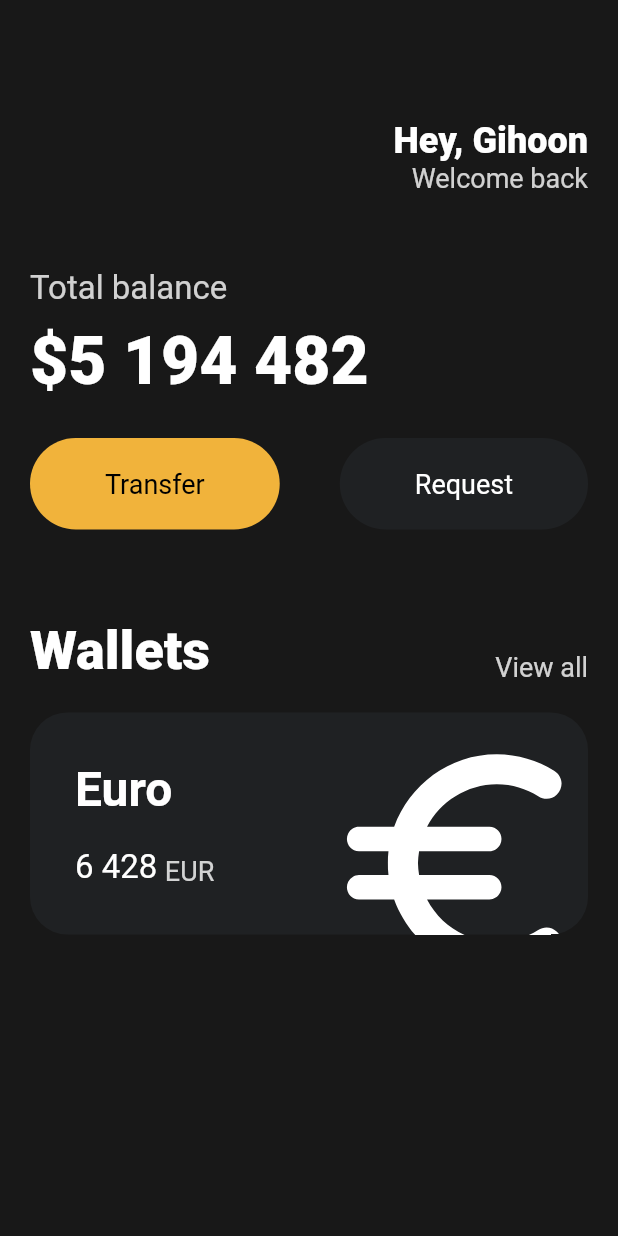
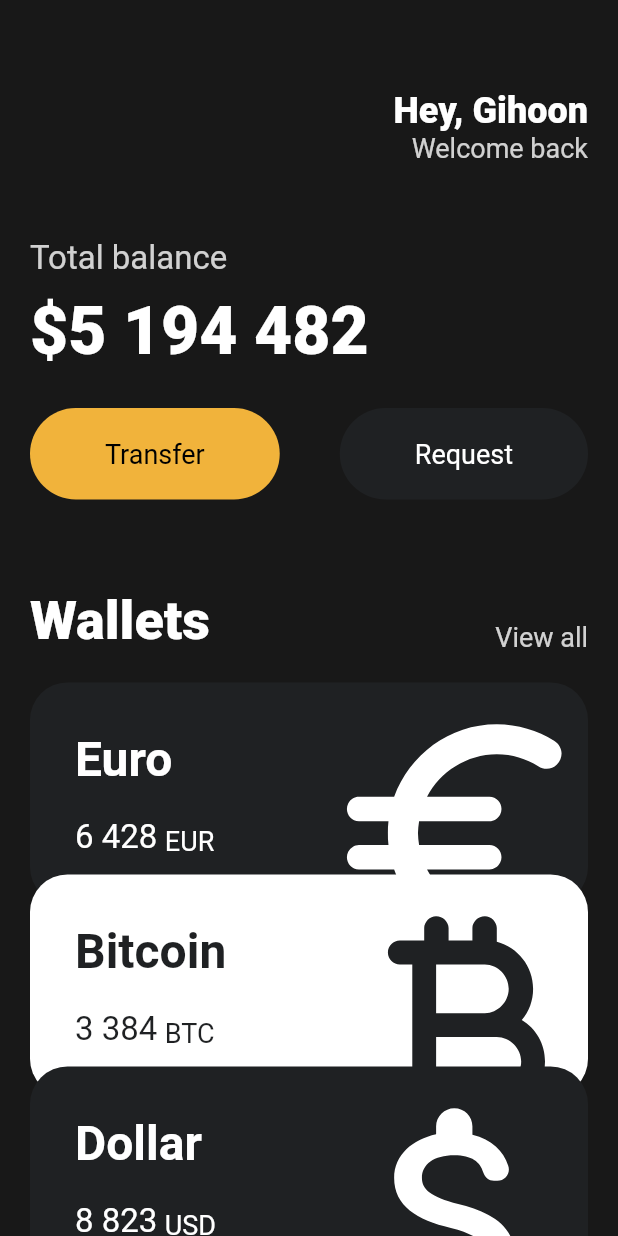
Before and after one commit to eomgerm/flutter_bank, a Flutter app: the screen it shows after launch, on a phone screen of 412 x 824 dp. Run offline on Flutter 3.47's test engine with Material 2 defaults, Android fonts, the light colour scheme and no system bars.

Commit message:
refactor: Transform widget

```diff
--- a/lib/main.dart
+++ b/lib/main.dart
@@ -1,5 +1,6 @@
 import 'package:flutter/material.dart';
 import 'package:flutter_bank/widgets/button.dart';
+import 'package:flutter_bank/widgets/currency_card.dart';
 
 void main() {
   runApp(App());
@@ -11,13 +12,14 @@ class App extends StatelessWidget {
     return MaterialApp(
       home: Scaffold(
         backgroundColor: const Color(0xFF181818),
-        body: Padding(
+        body: SingleChildScrollView(
+          child: Padding(
             padding: const EdgeInsets.symmetric(horizontal: 20),
             child: Column(
               crossAxisAlignment: CrossAxisAlignment.start,
               children: [
                 const SizedBox(
-                height: 80,
+                  height: 60,
                 ),
                 Row(
                   mainAxisAlignment: MainAxisAlignment.end,
@@ -109,70 +111,32 @@ class App extends StatelessWidget {
                 const SizedBox(
                   height: 20,
                 ),
-              Container(
-                clipBehavior: Clip.hardEdge,
-                decoration: BoxDecoration(
-                  color: const Color(0xFF1F2123),
-                  borderRadius: BorderRadius.circular(25),
+                const CurrencyCard(
+                  name: 'Euro',
+                  code: 'EUR',
+                  amount: '6 428',
+                  icon: Icons.euro_rounded,
+                  isInverted: false,
+                  order: 0,
                 ),
-                child: Padding(
-                  padding: const EdgeInsets.all(30),
-                  child: Row(
-                    mainAxisAlignment: MainAxisAlignment.spaceBetween,
-                    children: [
-                      Column(
-                        crossAxisAlignment: CrossAxisAlignment.start,
-                        children: [
-                          const Text(
-                            'Euro',
-                            style: TextStyle(
-                                color: Colors.white,
-                                fontSize: 32,
-                                fontWeight: FontWeight.w600),
+                const CurrencyCard(
+                  name: 'Bitcoin',
+                  code: 'BTC',
+                  amount: '3 384',
+                  icon: Icons.currency_bitcoin_rounded,
+                  isInverted: true,
+                  order: 1,
                 ),
-                          const SizedBox(
-                            height: 20,
-                          ),
-                          Row(
-                            crossAxisAlignment: CrossAxisAlignment.end,
-                            children: [
-                              const Text(
-                                '6 428',
-                                style: TextStyle(
-                                  color: Colors.white,
-                                  fontSize: 22,
-                                ),
-                              ),
-                              const SizedBox(
-                                width: 5,
-                              ),
-                              Text(
-                                'EUR',
-                                style: TextStyle(
-                                  color: Colors.white.withOpacity(0.8),
-                                  fontSize: 18,
-                                ),
-                              ),
-                            ],
-                          )
-                        ],
-                      ),
-                      Transform.scale(
-                        scale: 2.2,
-                        child: Transform.translate(
-                          offset: const Offset(-5, 12),
-                          child: const Icon(
-                            Icons.euro_rounded,
-                            color: Colors.white,
-                            size: 88,
-                          ),
-                        ),
+                const CurrencyCard(
+                  name: 'Dollar',
+                  code: 'USD',
+                  amount: '8 823',
+                  icon: Icons.attach_money_rounded,
+                  isInverted: false,
+                  order: 2,
                 ),
               ],
             ),
-                ),
-              ),
-            ],
           ),
         ),
       ),
--- /dev/null
+++ b/lib/widgets/currency_card.dart
@@ -0,0 +1,90 @@
+import 'package:flutter/material.dart';
+
+class CurrencyCard extends StatelessWidget {
+  final String name, code, amount;
+  final IconData icon;
+  final bool isInverted;
+  final int order;
+
+  final _blackColor = const Color(0xFF1F2123);
+
+  const CurrencyCard({
+    super.key,
+    required this.name,
+    required this.code,
+    required this.amount,
+    required this.icon,
+    required this.isInverted,
+    required this.order,
+  });
+
+  @override
+  Widget build(BuildContext context) {
+    return Transform.translate(
+      offset: Offset(0, -20.0 * order),
+      child: Container(
+        clipBehavior: Clip.hardEdge,
+        decoration: BoxDecoration(
+          color: isInverted ? Colors.white : _blackColor,
+          borderRadius: BorderRadius.circular(25),
+        ),
+        child: Padding(
+          padding: const EdgeInsets.all(30),
+          child: Row(
+            mainAxisAlignment: MainAxisAlignment.spaceBetween,
+            children: [
+              Column(
+                crossAxisAlignment: CrossAxisAlignment.start,
+                children: [
+                  Text(
+                    name,
+                    style: TextStyle(
+                        color: isInverted ? _blackColor : Colors.white,
+                        fontSize: 32,
+                        fontWeight: FontWeight.w600),
+                  ),
+                  const SizedBox(
+                    height: 20,
+                  ),
+                  Row(
+                    crossAxisAlignment: CrossAxisAlignment.end,
+                    children: [
+                      Text(
+                        amount,
+                        style: TextStyle(
+                          color: isInverted ? _blackColor : Colors.white,
+                          fontSize: 22,
+                        ),
+                      ),
+                      const SizedBox(
+                        width: 5,
+                      ),
+                      Text(
+                        code,
+                        style: TextStyle(
+                          color: isInverted ? _blackColor : Colors.white,
+                          fontSize: 18,
+                        ),
+                      ),
+                    ],
+                  )
+                ],
+              ),
+              Transform.scale(
+                scale: 2.2,
+                child: Transform.translate(
+                  offset: const Offset(-5, 12),
+                  child: Icon(
+                    icon,
+                    color: isInverted ? _blackColor : Colors.white,
+                    size: 88,
+                  ),
+                ),
+              ),
+            ],
+          ),
+        ),
+      ),
+    );
+  }
+}
```
Lines whose indentation alone changed are shown as unchanged.
